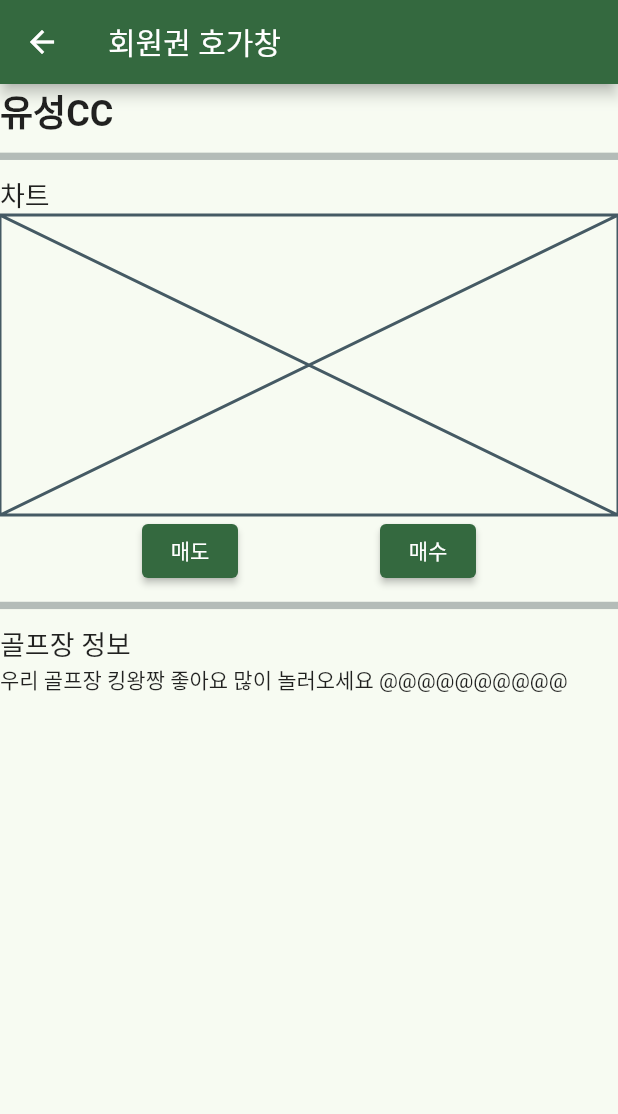
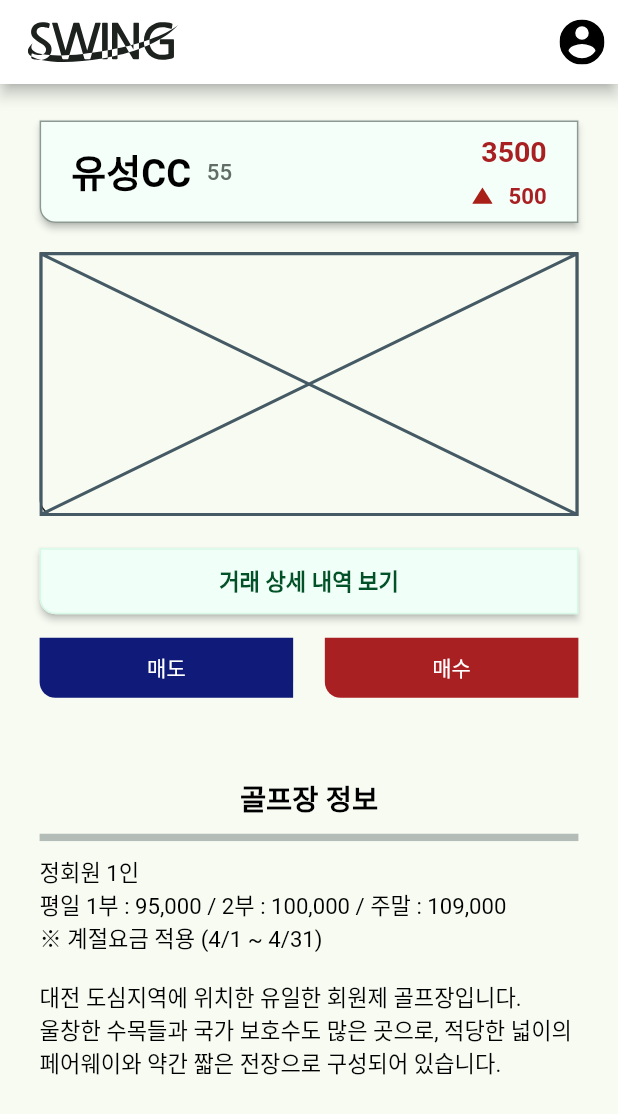
Before and after one commit to 2023-cnucse-nft2/trader-front-end, a Flutter app: the Lobby screen opened directly, after a tap on "유성CC", on a phone screen of 412 x 824 dp. Shown: the top 1114 px of the screen. Run offline on Flutter 3.47's test engine with Material 2 defaults, Android fonts, the phone set to English and light mode, and no system bars; our stand-ins replace dotted_decoration, flutter_svg.

Commit message:
:zap: 골프장 상세 페이지 UI 개선

```diff
--- a/lib/model/app_state.dart
+++ b/lib/model/app_state.dart
@@ -15,37 +15,17 @@ class AppState extends ChangeNotifier {
     balance: "200000000000000000000",
     memberships: [
       Membership(
-        field: GolfField(
-          name: '유성CC',
-          tradeHistory: [3000, 3500],
-          fee: 55,
-          spec: "우리 골프장 킹왕짱 좋아요 많이 놀러오세요 @@@@@@@@@@",
-        ),
+        field: yuseongCC,
         purchasePrice: 3400,
       ),
       Membership(
-        field: GolfField(
-          name: '한화리조트',
-          tradeHistory: [14300, 13700],
-          fee: 22,
-          spec: "????",
-        ),
+        field: hanhwaResort,
         purchasePrice: 12800,
       ),
     ],
   );
   final List<GolfField> golfFieldList = [
-    GolfField(
-      name: '유성CC',
-      tradeHistory: [3000, 3500],
-      fee: 55,
-      spec: "우리 골프장 킹왕짱 좋아요 많이 놀러오세요 @@@@@@@@@@",
-    ),
-    GolfField(
-      name: '한화리조트',
-      tradeHistory: [14300, 13700],
-      fee: 22,
-      spec: "????",
-    ),
+    yuseongCC,
+    hanhwaResort,
   ];
 }
--- a/lib/model/golf_field.dart
+++ b/lib/model/golf_field.dart
@@ -1,5 +1,3 @@
-import 'dart:ffi';
-
 class GolfField {
   String name;
   List<int> tradeHistory;
@@ -13,3 +11,19 @@ class GolfField {
     this.spec = "골프장 정보가 없습니다",
   });
 }
+
+// dummy data
+GolfField yuseongCC = GolfField(
+  name: '유성CC',
+  tradeHistory: [3000, 3500],
+  fee: 55,
+  spec:
+      "정회원 1인\n평일 1부 : 95,000 / 2부 : 100,000 / 주말 : 109,000\n※ 계절요금 적용 (4/1 ~ 4/31)\n\n대전 도심지역에 위치한 유일한 회원제 골프장입니다.\n울창한 수목들과 국가 보호수도 많은 곳으로, 적당한 넓이의 페어웨이와 약간 짧은 전장으로 구성되어 있습니다.",
+);
+
+GolfField hanhwaResort = GolfField(
+  name: '한화리조트',
+  tradeHistory: [14300, 13700],
+  fee: 22,
+  spec: "????",
+);
--- a/lib/view/order_book.dart
+++ b/lib/view/order_book.dart
@@ -1,45 +1,65 @@
 import 'package:flutter/material.dart';
+import 'package:flutter_svg/flutter_svg.dart';
 import 'package:nft2_trader_front_end/model/golf_field.dart';
 import 'package:nft2_trader_front_end/util/styled_component.dart';
+import 'package:nft2_trader_front_end/view/lobby.dart';
+import 'package:nft2_trader_front_end/view/profile_view.dart';
 import 'package:nft2_trader_front_end/view/trade_modal.dart';
 import 'package:nft2_trader_front_end/util/design_kit.dart';
 
 class OrderBook extends StatelessWidget {
+  final GolfField fieldData;
+
   const OrderBook({super.key, required this.fieldData});
-
-  final GolfField fieldData;
 
   @override
   Widget build(BuildContext context) {
     return Scaffold(
       appBar: AppBar(
-        title: const Text('회원권 호가창'),
+        backgroundColor: Colors.white,
+        leading: Padding(
+          padding: EdgeInsets.only(left: DesignKit.getWidth(context, 10)),
+          child: IconButton(
+            onPressed: () {
+              Navigator.pop(context);
+            },
+            icon: SvgPicture.asset(
+              'assets/icons/logo.svg',
             ),
-      body: Column(
+          ),
+        ),
+        leadingWidth: DesignKit.getWidth(context, 120),
+        actions: [
+          IconButton(
+            onPressed: () {
+              Navigator.of(context).push(MaterialPageRoute(
+                builder: (context) => const ProfileView(),
+              ));
+            },
+            icon: SvgPicture.asset(
+              'assets/icons/profile_icon.svg',
+            ),
+          )
+        ],
+      ),
+      body: ListView(
+        children: [
+          Padding(
+            padding: EdgeInsets.symmetric(
+              vertical: DesignKit.getHeight(context, 25),
+              horizontal: DesignKit.getWidth(context, 25),
+            ),
+            child: Column(
               mainAxisAlignment: MainAxisAlignment.start,
               crossAxisAlignment: CrossAxisAlignment.start,
               children: [
-          Text(
-            fieldData.name,
-            style: const TextStyle(
-              fontSize: 24,
-              fontWeight: FontWeight.bold,
+                GcCard(gc: fieldData),
+                GcChart(tradeHistory: fieldData.tradeHistory),
+                Padding(
+                  padding: EdgeInsets.only(
+                    bottom: DesignKit.getHeight(context, 10),
                   ),
-          ),
-          Bulkhead(),
-          Text(
-            "차트",
-            style: const TextStyle(
-              fontSize: 18,
-            ),
-          ),
-          Placeholder(
-            fallbackHeight: 200,
-          ),
-          Row(
-            mainAxisAlignment: MainAxisAlignment.spaceEvenly,
-            children: [
-              ElevatedButton(
+                  child: SwingElevatedButton(
                     onPressed: () {
                       showModalBottomSheet<void>(
                         context: context,
@@ -53,36 +73,109 @@ class OrderBook extends StatelessWidget {
                         },
                       );
                     },
+                    text: "거래 상세 내역 보기",
+                  ),
+                ),
+                Row(
+                  mainAxisAlignment: MainAxisAlignment.spaceBetween,
+                  children: [
+                    FilledButton(
+                      onPressed: () {
+                        showModalBottomSheet<void>(
+                          context: context,
+                          builder: (BuildContext context) {
+                            return SellModal(
+                              fieldName: fieldData.name,
+                              price: fieldData.tradeHistory[
+                                      fieldData.tradeHistory.length - 1]
+                                  .toString(),
+                            );
+                          },
+                        );
+                      },
+                      style: FilledButton.styleFrom(
+                        backgroundColor: DesignKit.blue,
+                        fixedSize: Size.fromWidth(
+                          DesignKit.getWidth(context, 160),
+                        ),
+                        shape: RoundedRectangleBorder(
+                          borderRadius: BorderRadius.only(
+                            bottomLeft: Radius.circular(
+                              DesignKit.getWidth(context, 10),
+                            ),
+                          ),
+                        ),
+                      ),
                       child: Text("매도"),
                     ),
-              ElevatedButton(
+                    FilledButton(
                       onPressed: () {
                         showModalBottomSheet<void>(
                           context: context,
                           builder: (BuildContext context) {
                             return BuyModal(
                               fieldName: fieldData.name,
-                        price: fieldData
-                            .tradeHistory[fieldData.tradeHistory.length - 1]
+                              price: fieldData.tradeHistory[
+                                      fieldData.tradeHistory.length - 1]
                                   .toString(),
                             );
                           },
                         );
                       },
+                      style: FilledButton.styleFrom(
+                        backgroundColor: DesignKit.red,
+                        fixedSize: Size.fromWidth(
+                          DesignKit.getWidth(context, 160),
+                        ),
+                        shape: RoundedRectangleBorder(
+                          borderRadius: BorderRadius.only(
+                            bottomLeft: Radius.circular(
+                              DesignKit.getWidth(context, 10),
+                            ),
+                          ),
+                        ),
+                      ),
                       child: Text("매수"),
                     ),
                   ],
                 ),
-          Bulkhead(),
-          Text(
-            "골프장 정보",
-            style: const TextStyle(
-              fontSize: 18,
+              ],
             ),
           ),
-          Text(fieldData.spec),
+          SectionBox(
+            label: '골프장 정보',
+            child: Column(
+              crossAxisAlignment: CrossAxisAlignment.start,
+              children: [
+                PlainText14(fieldData.spec),
+              ],
+            ),
+          ),
         ],
       ),
     );
   }
 }
+
+class GcChart extends StatelessWidget {
+  List<int> tradeHistory;
+
+  GcChart({super.key, required this.tradeHistory});
+
+  @override
+  Widget build(BuildContext context) {
+    return Container(
+      width: DesignKit.getWidth(context, 340),
+      height: DesignKit.getHeight(context, 180),
+      margin: EdgeInsets.only(bottom: DesignKit.getHeight(context, 20)),
+      decoration: BoxDecoration(
+        border: Border.all(color: DesignKit.heavyDirtGreen),
+        borderRadius: BorderRadius.only(
+          bottomLeft: Radius.circular(DesignKit.getWidth(context, 10)),
+        ),
+      ),
+      // TODO: 차트 그리기
+      child: Placeholder(),
+    );
+  }
+}
--- a/lib/view/profile_view.dart
+++ b/lib/view/profile_view.dart
@@ -113,6 +113,7 @@ class ProfileView extends StatelessWidget {
                         )
                       ],
                     ),
+                    // TODO: ETH -> KRW 환율 계산하여 보여주기
                     PlainText14('KRW ${appState.user.balance.toString()}'),
                   ],
                 ),
@@ -145,6 +146,7 @@ class MembershipTicket extends StatelessWidget {
   Widget build(BuildContext context) {
     return GestureDetector(
       onTap: () {
+        // TODO: 회원권 상세 스펙 볼 수 있게 하기
         print('dfsdf');
       },
       child: Stack(
```
Lines whose indentation alone changed are shown as unchanged.
